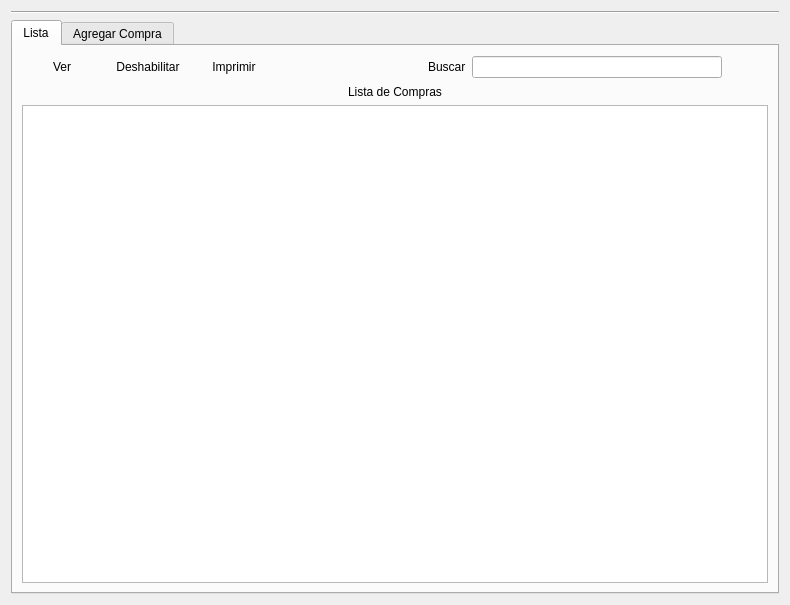
Above: compra/compras.ui from rodety/Jireh before the change. Below: the same form after it.
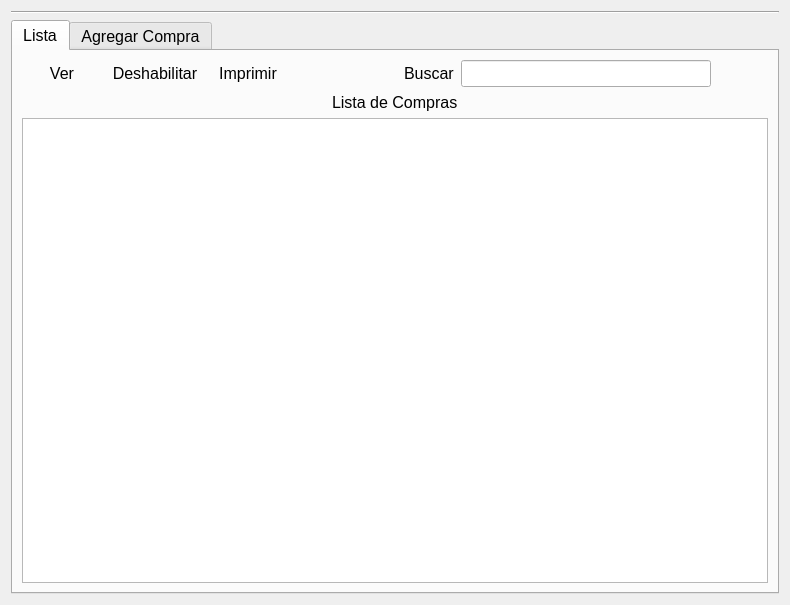
That is the form after the change. Icons and pictures are not drawn.

The edit to the form file:
```diff
--- a/compra/compras.ui
+++ b/compra/compras.ui
@@ -18,6 +18,11 @@
     <layout class="QGridLayout" name="gridLayout_10">
      <item row="0" column="0">
       <widget class="QTabWidget" name="tabWidget">
+       <property name="font">
+        <font>
+         <pointsize>12</pointsize>
+        </font>
+       </property>
        <property name="currentIndex">
         <number>0</number>
        </property>
@@ -43,6 +48,11 @@
                    <verstretch>0</verstretch>
                   </sizepolicy>
                  </property>
+                 <property name="font">
+                  <font>
+                   <pointsize>12</pointsize>
+                  </font>
+                 </property>
                  <property name="text">
                   <string>Lista de Compras</string>
                  </property>
@@ -52,6 +62,11 @@
              </item>
              <item row="1" column="0">
               <widget class="QTableView" name="tableView_compras">
+               <property name="font">
+                <font>
+                 <pointsize>12</pointsize>
+                </font>
+               </property>
                <property name="sortingEnabled">
                 <bool>true</bool>
                </property>
@@ -71,6 +86,11 @@
                <verstretch>0</verstretch>
               </sizepolicy>
              </property>
+             <property name="font">
+              <font>
+               <pointsize>12</pointsize>
+              </font>
+             </property>
              <property name="text">
               <string>Ver</string>
              </property>
@@ -91,6 +111,11 @@
                <verstretch>0</verstretch>
               </sizepolicy>
              </property>
+             <property name="font">
+              <font>
+               <pointsize>12</pointsize>
+              </font>
+             </property>
              <property name="text">
               <string>Deshabilitar</string>
              </property>
@@ -105,6 +130,11 @@
            </item>
            <item>
             <widget class="QPushButton" name="pushButton_imprimir_23">
+             <property name="font">
+              <font>
+               <pointsize>12</pointsize>
+              </font>
+             </property>
              <property name="text">
               <string>Imprimir</string>
              </property>
@@ -119,6 +149,11 @@
            </item>
            <item>
             <spacer name="horizontalSpacer_6">
+             <property name="font">
+              <font>
+               <pointsize>12</pointsize>
+              </font>
+             </property>
              <property name="orientation">
               <enum>Qt::Horizontal</enum>
              </property>
@@ -132,6 +167,11 @@
            </item>
            <item>
             <widget class="QLabel" name="label_3">
+             <property name="font">
+              <font>
+               <pointsize>12</pointsize>
+              </font>
+             </property>
              <property name="text">
               <string>Buscar</string>
              </property>
@@ -151,10 +191,20 @@
                <height>16777215</height>
               </size>
              </property>
+             <property name="font">
+              <font>
+               <pointsize>12</pointsize>
+              </font>
+             </property>
             </widget>
            </item>
            <item>
-            <widget class="QPushButton" name="pushButton_5">
+            <widget class="QPushButton" name="pushButton_buscar_compras">
+             <property name="font">
+              <font>
+               <pointsize>12</pointsize>
+              </font>
+             </property>
              <property name="text">
               <string/>
              </property>
```
Left out of the diff: 5 changed lines with no effect on the pictures.
